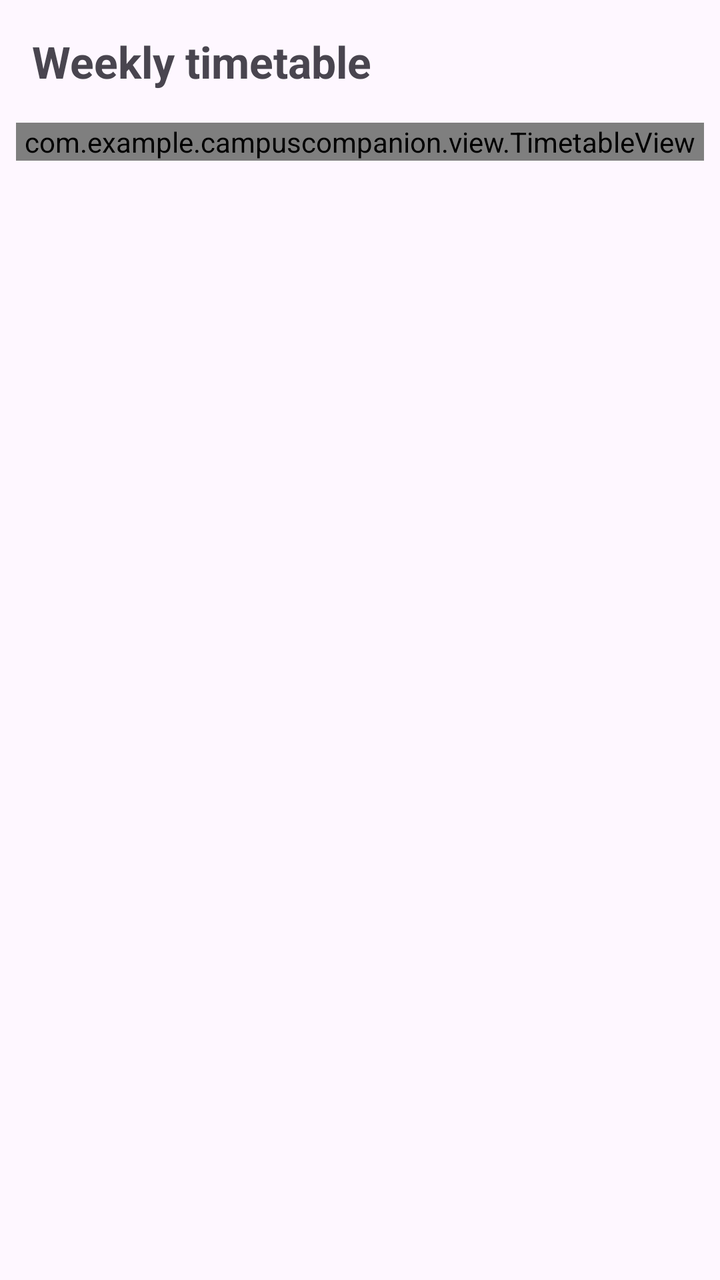
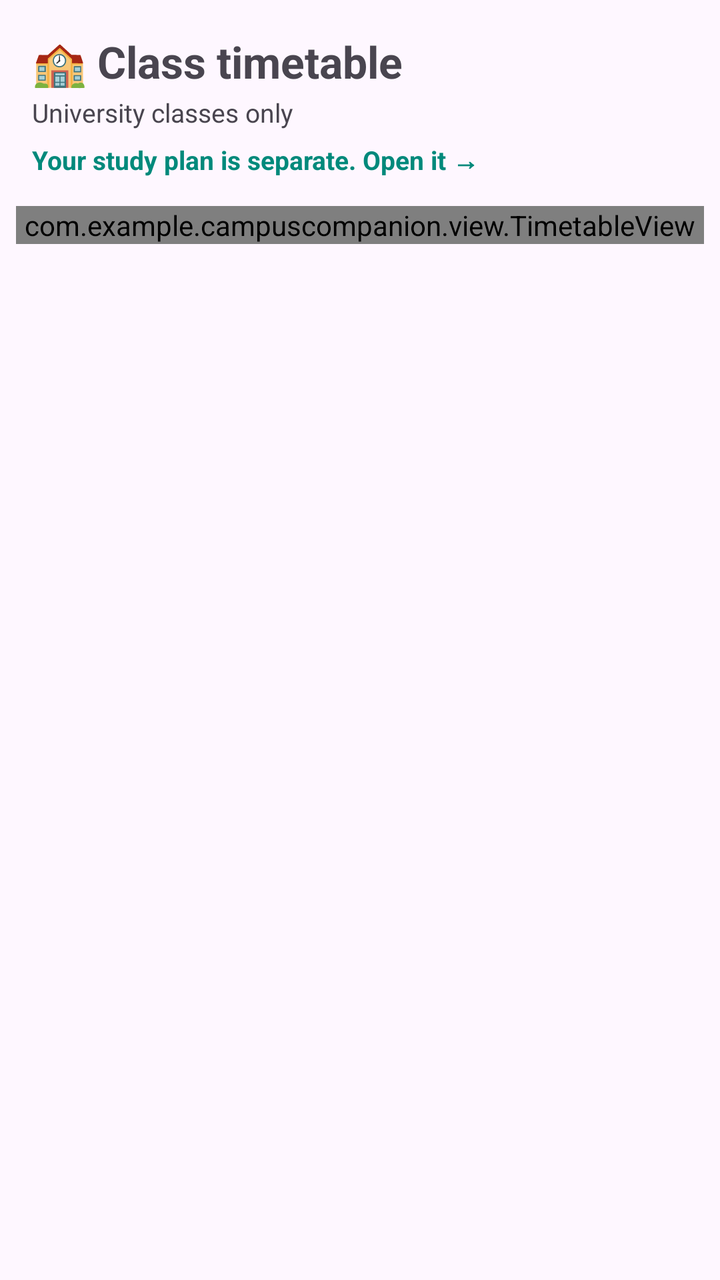

The first picture is an Android layout as it rendered before a commit; the second is the same layout after the commit. The layout source and the unified diff follow.
<!-- AndroidManifest.xml: application theme Theme.CampusCompanion -->
<!-- res/layout/activity_timetable.xml -->
<?xml version="1.0" encoding="utf-8"?>
<LinearLayout xmlns:android="http://schemas.android.com/apk/res/android"
    android:layout_width="match_parent"
    android:layout_height="match_parent"
    android:orientation="vertical">

    <TextView
        android:layout_width="match_parent"
        android:layout_height="wrap_content"
        android:padding="16dp"
        android:text="Weekly timetable"
        android:textSize="22sp"
        android:textStyle="bold" />

    <FrameLayout
        android:layout_width="match_parent"
        android:layout_height="0dp"
        android:layout_weight="1">

        <ScrollView
            android:layout_width="match_parent"
            android:layout_height="match_parent"
            android:paddingHorizontal="8dp">

            <com.example.campuscompanion.view.TimetableView
                android:id="@+id/timetable"
                android:layout_width="match_parent"
                android:layout_height="wrap_content" />
        </ScrollView>

        <TextView
            android:id="@+id/emptyText"
            android:layout_width="wrap_content"
            android:layout_height="wrap_content"
            android:layout_gravity="center"
            android:gravity="center"
            android:text="No classes yet.\nAdd them in Routine to see your week."
            android:visibility="gone" />
    </FrameLayout>
</LinearLayout>
<!-- resources referenced by this layout -->
<resources>
  <style name="Theme.CampusCompanion" parent="Base.Theme.CampusCompanion" />
  <style name="Base.Theme.CampusCompanion" parent="Theme.Material3.DayNight.NoActionBar">
          
      </style>
</resources>

<!-- the commit's change to res/layout/activity_timetable.xml (unified diff, before → after) -->
@@ -4,13 +4,39 @@
     android:layout_height="match_parent"
     android:orientation="vertical">
 
-    <TextView
+    <LinearLayout
         android:layout_width="match_parent"
         android:layout_height="wrap_content"
-        android:padding="16dp"
-        android:text="Weekly timetable"
-        android:textSize="22sp"
-        android:textStyle="bold" />
+        android:orientation="vertical"
+        android:paddingHorizontal="16dp"
+        android:paddingTop="16dp"
+        android:paddingBottom="8dp">
+
+        <TextView
+            android:layout_width="match_parent"
+            android:layout_height="wrap_content"
+            android:text="&#127979; Class timetable"
+            android:textSize="22sp"
+            android:textStyle="bold" />
+
+        <TextView
+            android:layout_width="match_parent"
+            android:layout_height="wrap_content"
+            android:layout_marginTop="2dp"
+            android:text="University classes only"
+            android:textColor="?attr/colorOnSurfaceVariant"
+            android:textSize="13sp" />
+
+        <TextView
+            android:id="@+id/tvStudyLink"
+            android:layout_width="wrap_content"
+            android:layout_height="wrap_content"
+            android:paddingVertical="6dp"
+            android:text="Your study plan is separate. Open it &#8594;"
+            android:textColor="@color/study_teal"
+            android:textSize="13sp"
+            android:textStyle="bold" />
+    </LinearLayout>
 
     <FrameLayout
         android:layout_width="match_parent"
<!-- resource entries referenced after the edit -->
@@ -1,5 +1,6 @@
 <!-- resources referenced by this layout -->
 <resources>
+  <color name="study_teal">#00897B</color>
   <style name="Theme.CampusCompanion" parent="Base.Theme.CampusCompanion" />
   <style name="Base.Theme.CampusCompanion" parent="Theme.Material3.DayNight.NoActionBar">
           
